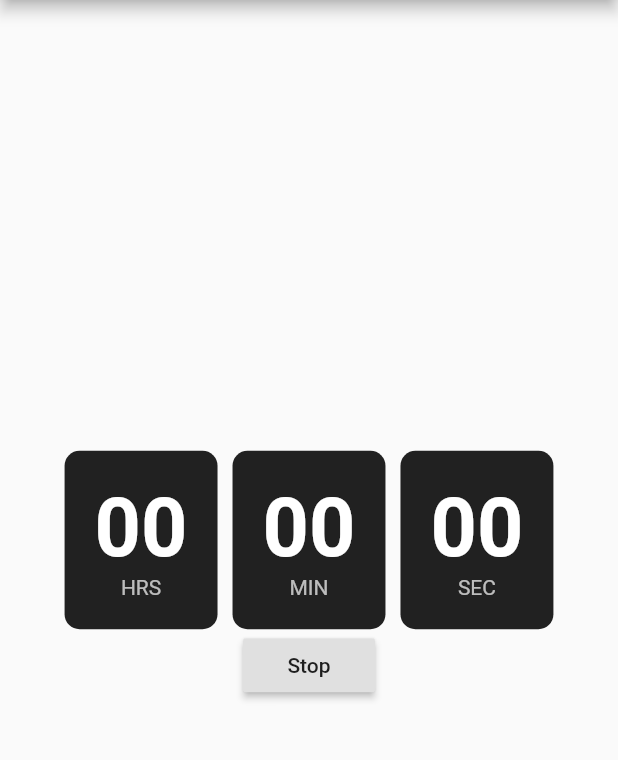
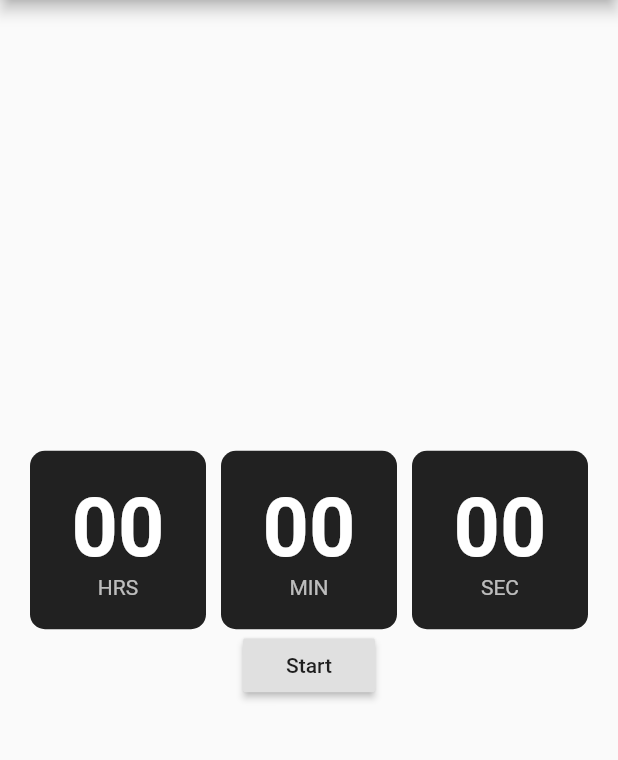
Before and after one commit to dockusan/flutter-training, a Flutter app: the screen it shows after launch, on a phone screen of 412 x 824 dp, the part 84-844 px from its top. Run offline on Flutter 3.47's test engine with Material 2 defaults, Android fonts, the phone set to English and light mode, and no system bars.

Commit message:
Finish clock app

```diff
--- a/flutter-clock/flutter_clock/lib/main.dart
+++ b/flutter-clock/flutter_clock/lib/main.dart
@@ -1,12 +1,43 @@
 import 'package:flutter/material.dart';
+import 'dart:async';
 
 void main() => runApp(ClockApp());
 
-class ClockApp extends StatelessWidget {
+class ClockApp extends StatefulWidget {
+  @override
+  State<StatefulWidget> createState() {
+    return ClockAppState();
+  }
+}
+
+class ClockAppState extends State<ClockApp> {
+  static const duration = const Duration(seconds: 1);
+
+  int secondsPassed = 0;
   bool isActive = false;
+
+  Timer timer;
+
+  void handleTick() {
+    if (isActive) {
+      setState(() {
+        secondsPassed = secondsPassed + 1;
+      });
+    }
+  }
+
   @override
   Widget build(BuildContext context) {
-    // TODO: implement build
+    if (timer == null)
+      timer = Timer.periodic(duration, (Timer t) {
+        handleTick();
+      });
+
+    int seconds = secondsPassed % 60;
+    int minutes = secondsPassed ~/ 60;
+    int hours = secondsPassed ~/ (60 * 60);
+
+
     return MaterialApp(
       title: "Welcome to Flutter",
       home: Scaffold(
@@ -18,14 +49,20 @@ class ClockApp extends StatelessWidget {
             Row(
               mainAxisAlignment: MainAxisAlignment.center,
               children: <Widget>[
-                CustomTextWidget(label: "HRS", value: "00"),
-                CustomTextWidget(label: "MIN", value: "00"),
-                CustomTextWidget(label: "SEC", value: "00"),
+                CustomTextWidget(
+                    label: "HRS", value: hours.toString().padLeft(2, '0')),
+                CustomTextWidget(
+                    label: "MIN", value: minutes.toString().padLeft(2, '0')),
+                CustomTextWidget(
+                    label: "SEC", value: seconds.toString().padLeft(2, '0')),
               ],
             ),
             RaisedButton(
-              child: Text(isActive ? "Start" : "Stop"),
+              child: Text(!isActive ? "Start" : "Stop"),
               onPressed: () {
+                setState(() {
+                  isActive = !isActive;
+                });
               },
             )
           ]),
@@ -43,7 +80,14 @@ class CustomTextWidget extends StatelessWidget {
 
   @override
   Widget build(BuildContext context) {
+
+    final width = MediaQuery
+        .of(context)
+        .size
+        .width / 3 - 20;
+
     return Container(
+      width: width,
       margin: EdgeInsets.symmetric(horizontal: 5),
       padding: EdgeInsets.all(20),
       decoration: new BoxDecoration(
```
